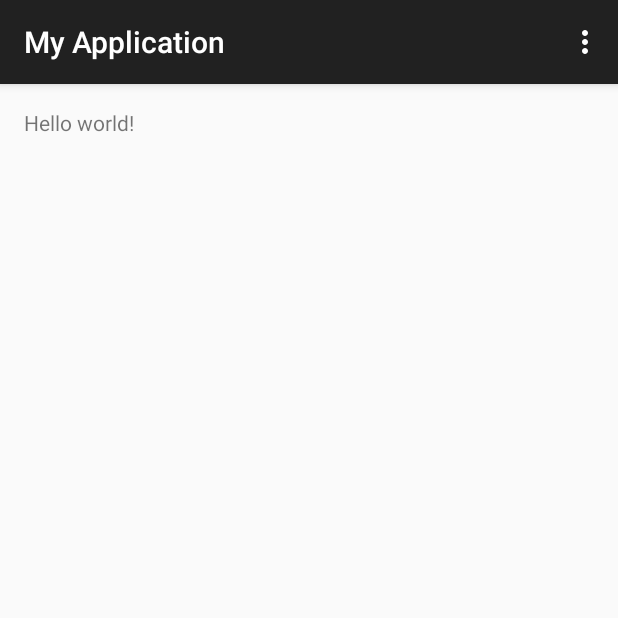
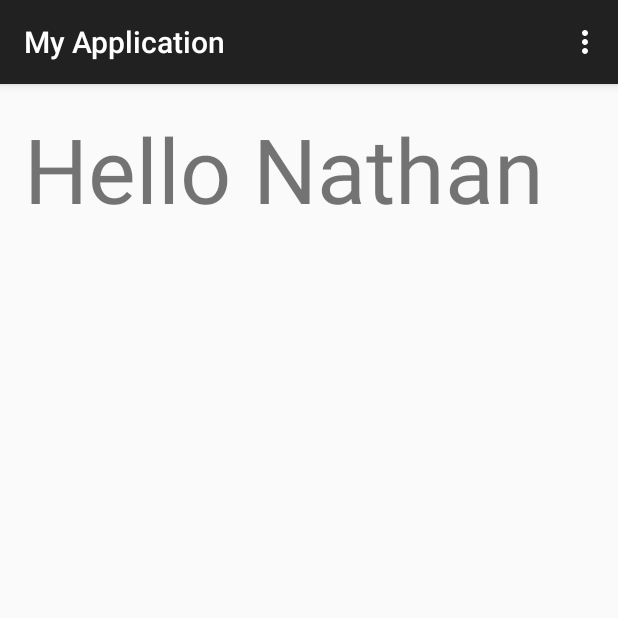
Before and after one commit to nschmed/Lab_1_App, an Android app: the screen it shows after launch (MainActivity), on a phone screen of 412 x 824 dp, the top half of it. Run offline under Robolectric (Android 15) with nearby library versions, the phone set to English and light mode, and no system bars.

Commit message:
Initial Commit

```diff
--- a/app/src/main/res/layout/activity_main.xml
+++ b/app/src/main/res/layout/activity_main.xml
@@ -5,7 +5,8 @@
     android:paddingTop="@dimen/activity_vertical_margin"
     android:paddingBottom="@dimen/activity_vertical_margin" tools:context=".MainActivity">
 
-    <TextView android:text="@string/hello_world" android:layout_width="wrap_content"
-        android:layout_height="wrap_content" />
+    <TextView android:text="Hello Nathan" android:layout_width="wrap_content"
+        android:layout_height="wrap_content"
+        android:textSize="60dp" />
 
 </RelativeLayout>
```
